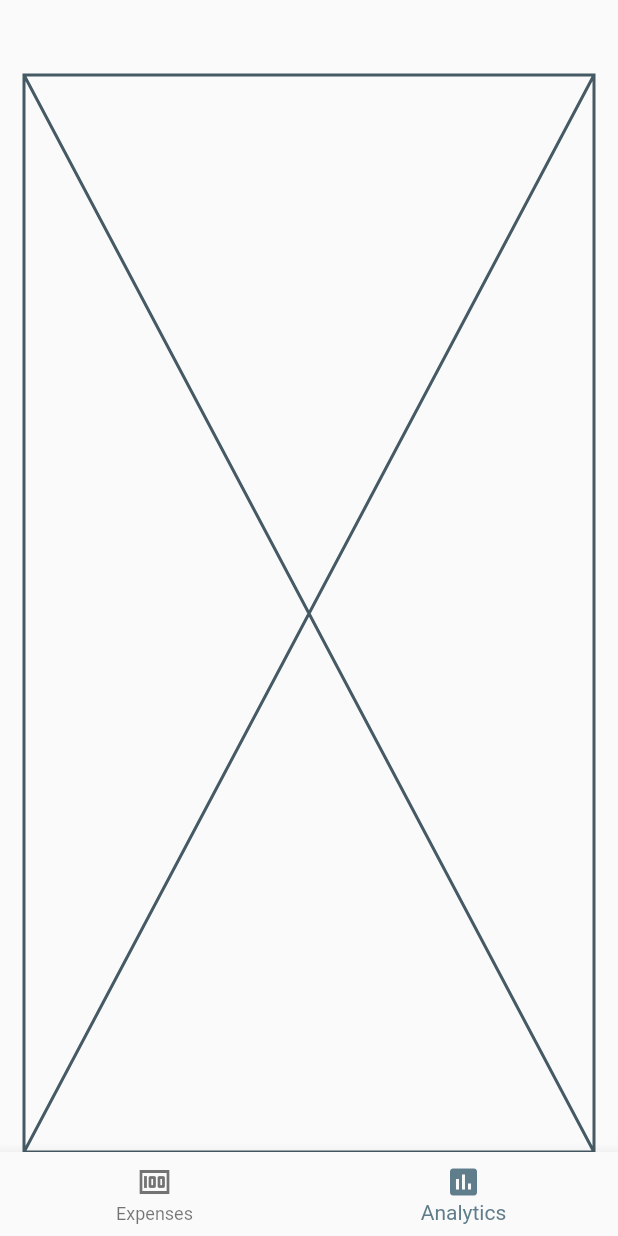
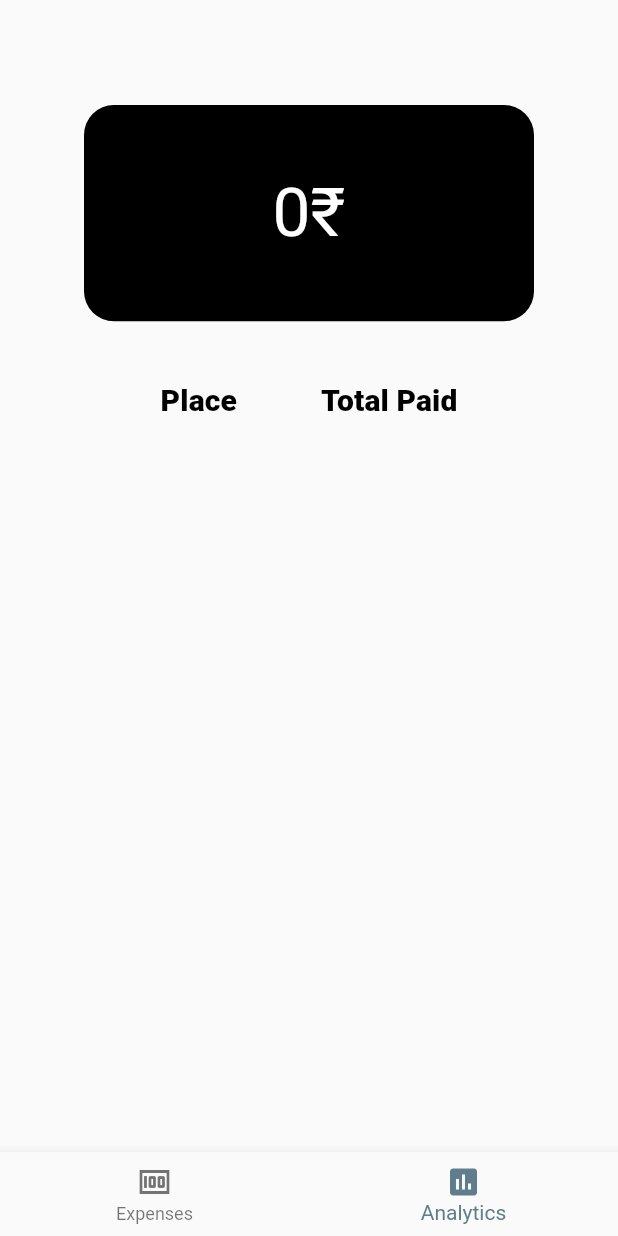
Before and after one commit to thenicekat/Trackie, a Flutter app: the screen it shows after launch, item 2 of the bottom bar chosen, on a phone screen of 412 x 824 dp. Run offline on Flutter 3.47's test engine with Material 2 defaults, Android fonts, the light colour scheme and no system bars; our stand-ins replace fl_chart, graphql_flutter, sqflite; accounts and stored records are empty.

Commit message:
Add descending based on place

```diff
--- a/lib/Expenses/analytics.dart
+++ b/lib/Expenses/analytics.dart
@@ -1,4 +1,8 @@
 import 'package:flutter/material.dart';
+import 'package:fl_chart/fl_chart.dart';
+import 'package:trackie/Expenses/add_an_expense.dart';
+import 'package:trackie/Models/ExpenseModel.dart';
+import 'package:trackie/Providers/ExpenseProvider.dart';
 
 class ExpenseAnalytics extends StatefulWidget {
   const ExpenseAnalytics({Key? key}) : super(key: key);
@@ -8,8 +12,129 @@ class ExpenseAnalytics extends StatefulWidget {
 }
 
 class _ExpenseAnalyticsState extends State<ExpenseAnalytics> {
+  late ExpenseProvider _expenseProvider;
+  int totalSpent = 0;
+  bool isLoading = false;
+  List<ExpenseModel> _expenses = [];
+
+  void _refreshExpenses() async {
+    final data = await _expenseProvider.retrieveExpenseAnalytics();
+    final sum = await _expenseProvider.getTotalSpent();
+    setState(() {
+      _expenses = data;
+      totalSpent = -sum;
+      isLoading = false;
+    });
+  }
+
+  @override
+  void initState() {
+    super.initState();
+    _expenseProvider = ExpenseProvider();
+    _expenseProvider.initializeDB().whenComplete(() async {
+      _refreshExpenses();
+      setState(() {
+        isLoading = true;
+      });
+    });
+  }
+
   @override
   Widget build(BuildContext context) {
-    return const Placeholder();
+    return MaterialApp(
+        debugShowCheckedModeBanner: false,
+        theme: ThemeData(primarySwatch: Colors.blueGrey),
+        home: Scaffold(
+            resizeToAvoidBottomInset: false,
+            body: SizedBox(
+              child: SingleChildScrollView(
+                child: Column(
+                  children: [
+                    Padding(
+                      padding: const EdgeInsets.all(20.0),
+                      child: Center(
+                        child: Container(
+                          width: 300,
+                          height: MediaQuery.of(context).size.height * 0.175,
+                          decoration: const BoxDecoration(
+                            borderRadius: BorderRadius.only(
+                              topRight: Radius.circular(20.0),
+                              bottomRight: Radius.circular(20.0),
+                              topLeft: Radius.circular(20.0),
+                              bottomLeft: Radius.circular(20.0),
+                            ),
+                            color: Colors.black,
+                          ),
+                          child: Center(
+                            child: Padding(
+                              padding: const EdgeInsets.all(12.0),
+                              child: isLoading
+                                  ? const CircularProgressIndicator(
+                                      color: Colors.white,
+                                    )
+                                  : Text(
+                                      "$totalSpent₹",
+                                      style: const TextStyle(
+                                        fontSize: 45,
+                                        color: Colors.white,
+                                      ),
+                                    ),
+                            ),
+                          ),
+                        ),
+                      ),
+                    ),
+                    FittedBox(
+                      child: Padding(
+                        padding: const EdgeInsets.only(top: 4),
+                        child: SizedBox(
+                          height: MediaQuery.of(context).size.height * 0.5,
+                          child: SingleChildScrollView(
+                            child: DataTable(
+                              showCheckboxColumn: false,
+                              columns: const [
+                                DataColumn(
+                                  label: Text(
+                                    "Place",
+                                    style: TextStyle(
+                                      fontWeight: FontWeight.w800,
+                                      fontSize: 20,
+                                    ),
+                                  ),
+                                ),
+                                DataColumn(
+                                  label: Text(
+                                    "Total Paid",
+                                    style: TextStyle(
+                                      fontWeight: FontWeight.w800,
+                                      fontSize: 20,
+                                    ),
+                                  ),
+                                ),
+                              ],
+                              rows: [
+                                for (var expense in _expenses)
+                                  DataRow(
+                                    cells: [
+                                      DataCell(Text(
+                                        expense.place.toString(),
+                                        style: const TextStyle(fontSize: 20),
+                                      )),
+                                      DataCell(Text(
+                                        expense.moneySpent.toString(),
+                                        style: const TextStyle(fontSize: 20),
+                                      )),
+                                    ],
+                                  )
+                              ],
+                            ),
+                          ),
+                        ),
+                      ),
+                    ),
+                  ],
+                ),
+              ),
+            )));
   }
 }
--- a/lib/Expenses/expenses_page.dart
+++ b/lib/Expenses/expenses_page.dart
@@ -147,7 +147,7 @@ class _ExpensesPageState extends State<ExpensesPage> {
                                               builder: (BuildContext context) {
                                             return AddExpense.withData(
                                               id: expense.id as int,
-                                              itemName: expense.itemName,
+                                              itemName: expense.itemName as String,
                                               place: expense.place,
                                               moneySpent:
                                                   expense.moneySpent.toString(),
--- a/lib/Models/ExpenseModel.dart
+++ b/lib/Models/ExpenseModel.dart
@@ -1,19 +1,22 @@
 class ExpenseModel {
   int? id;
   final String place;
-  final String itemName;
+  String? itemName;
   final int moneySpent;
 
   ExpenseModel({
     this.id,
     required this.place,
-    required this.itemName,
+    this.itemName,
     required this.moneySpent
   });
 
   ExpenseModel.fromMap(Map<String, dynamic> item):
         id = item["id"], place = item["place"], itemName = item["itemName"], moneySpent = item["moneySpent"];
 
+  ExpenseModel.fromMapWithoutPlace(Map<String, dynamic> item):
+        id = item["id"], place = item["place"], moneySpent = item["sum(moneySpent)"];
+
   Map<String, Object?> toMap(){
     return {'id': id, 'place': place, 'itemName': itemName, 'moneySpent': moneySpent};
   }
--- a/lib/Providers/ExpenseProvider.dart
+++ b/lib/Providers/ExpenseProvider.dart
@@ -1,5 +1,6 @@
 import 'package:sqflite/sqflite.dart';
 import 'package:path/path.dart';
+import 'package:flutter/material.dart';
 import 'package:trackie/Models/ExpenseModel.dart';
 
 class ExpenseProvider{
@@ -29,6 +30,13 @@ class ExpenseProvider{
     return queryResult.map((e) => ExpenseModel.fromMap(e)).toList();
   }
 
+  Future<List<ExpenseModel>> retrieveExpenseAnalytics() async {
+    final Database db = await initializeDB();
+    final List<Map<String, Object?>> queryResult = await db.rawQuery('SELECT place, sum(moneySpent) FROM Expenses GROUP BY place ORDER BY sum(moneySpent) DESC');
+    debugPrint(queryResult.toString());
+    return queryResult.map((e) => ExpenseModel.fromMapWithoutPlace(e)).toList();
+  }
+
   Future<int> getTotalSpent() async {
     final Database db = await initializeDB();
     final List<Map> sumTotalExpense = await db.rawQuery('SELECT sum(moneySpent) FROM Expenses');
--- a/pubspec.yaml
+++ b/pubspec.yaml
@@ -39,6 +39,7 @@ dependencies:
   graphql_flutter: ^5.1.0
   shared_preferences: ^2.0.15
   sqflite: ^2.2.2
+  fl_chart: ^0.62.0
 
 dev_dependencies:
   icons_launcher: ^2.0.5
```
Also changed, not shown: pubspec.lock, 3 other files.
